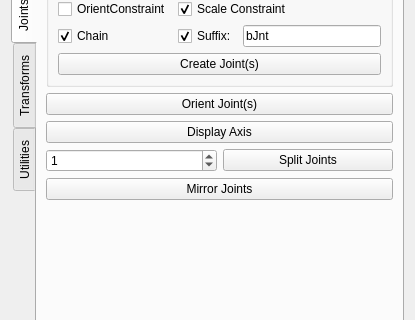
Old version of the form rusakUI2.ui in the repository zansyabana/RUSAK; both pictures show x 0 to 415 and y 106 to 426 of the 415 by 1018 pixel window.
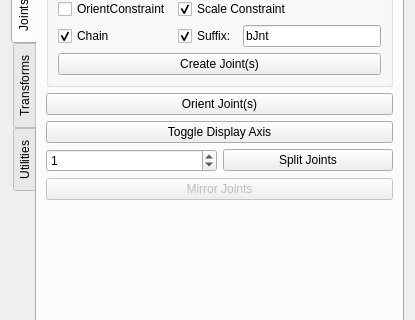
New version of the form. The open tabs and pages were chosen to show the change. Icons and pictures are not drawn.

Patch:
```diff
--- a/rusakUI2.ui
+++ b/rusakUI2.ui
@@ -2151,7 +2151,7 @@
          <item>
           <widget class="QPushButton" name="displayJntAxis_Btn">
            <property name="text">
-            <string>Display Axis</string>
+            <string>Toggle Display Axis</string>
            </property>
           </widget>
          </item>
@@ -2178,6 +2178,9 @@
          </item>
          <item>
           <widget class="QPushButton" name="mirrorJnt_Btn">
+           <property name="enabled">
+            <bool>false</bool>
+           </property>
            <property name="text">
             <string>Mirror Joints</string>
            </property>
```
Left out of the diff: 3 changed lines with no effect on the pictures.
